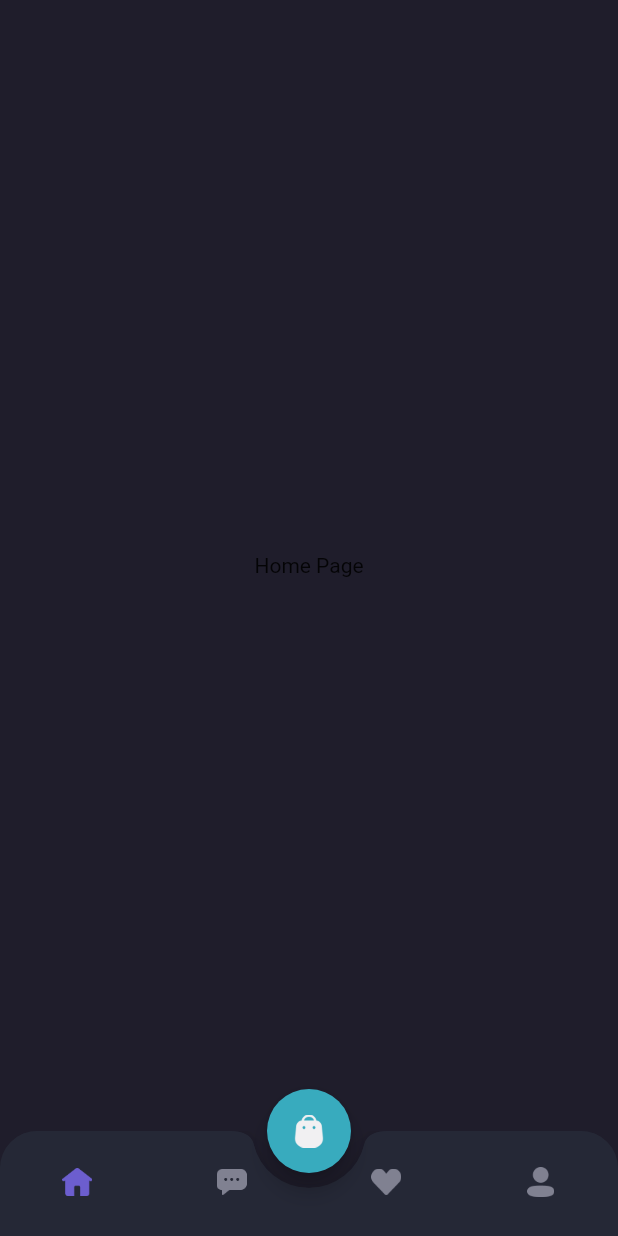
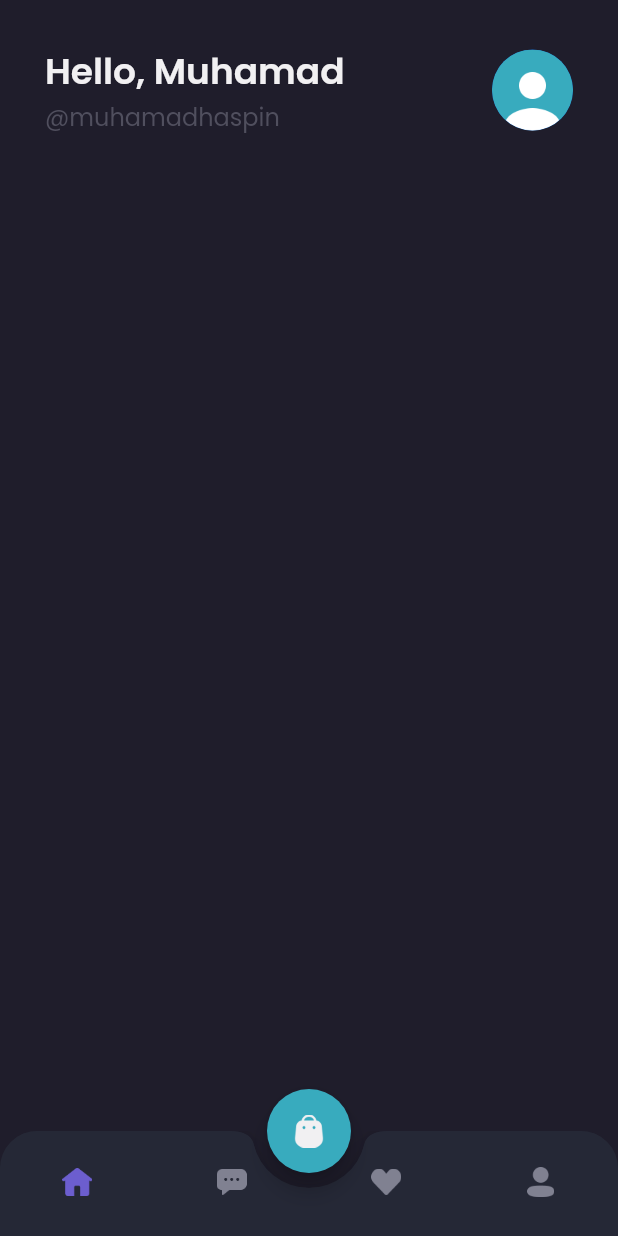
Before and after one commit to muhafs/flutter_yalla, a Flutter app: the MainPage screen opened by its route, on a phone screen of 412 x 824 dp. Run offline on Flutter 3.47's test engine with Material 2 defaults, Android fonts, the phone set to English and light mode, and no system bars; our stand-ins replace google_fonts.

Commit message:
- features: create home page header [user welcome, avatar]

```diff
--- a/lib/pages/navpages/home_page.dart
+++ b/lib/pages/navpages/home_page.dart
@@ -1,4 +1,5 @@
 import 'package:flutter/material.dart';
+import 'package:yalla/theme.dart';
 
 class HomePage extends StatefulWidget {
   const HomePage({super.key});
@@ -10,8 +11,44 @@ class HomePage extends StatefulWidget {
 class _HomePageState extends State<HomePage> {
   @override
   Widget build(BuildContext context) {
-    return const Center(
-      child: Text('Home Page'),
+    return SafeArea(
+      child: ListView(
+        padding: const EdgeInsets.only(
+          top: kDefaultMargin,
+          left: kDefaultMargin,
+          right: kDefaultMargin,
+        ),
+        children: [
+          Row(
+            children: [
+              Expanded(
+                child: Column(
+                  crossAxisAlignment: CrossAxisAlignment.start,
+                  children: [
+                    Text(
+                      'Hello, Muhamad',
+                      style: kPrimaryTextStyle.copyWith(
+                        fontSize: 24,
+                        fontWeight: semibold,
+                      ),
+                    ),
+                    Text(
+                      '@muhamadhaspin',
+                      style: kSubTextStyle.copyWith(
+                        fontSize: 16,
+                      ),
+                    ),
+                  ],
+                ),
+              ),
+              const CircleAvatar(
+                radius: 27,
+                backgroundImage: AssetImage('assets/image_profile.png'),
+              )
+            ],
+          ),
+        ],
+      ),
     );
   }
 }
```
